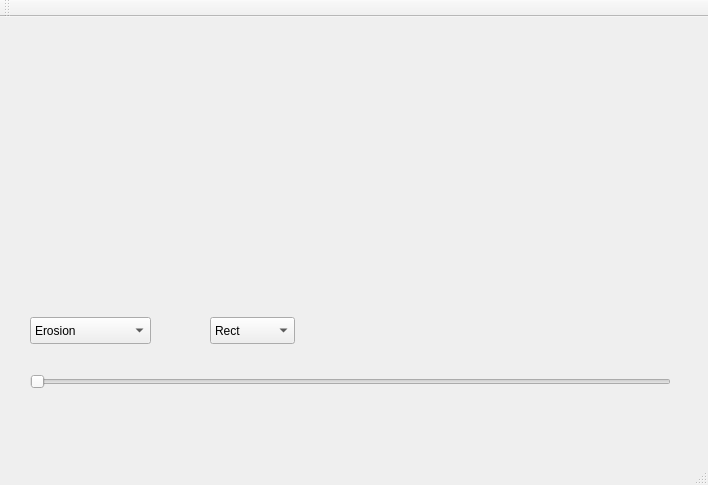
Bernardomrf/OpenCV, file test1/mainwindow.ui: the form before one commit.
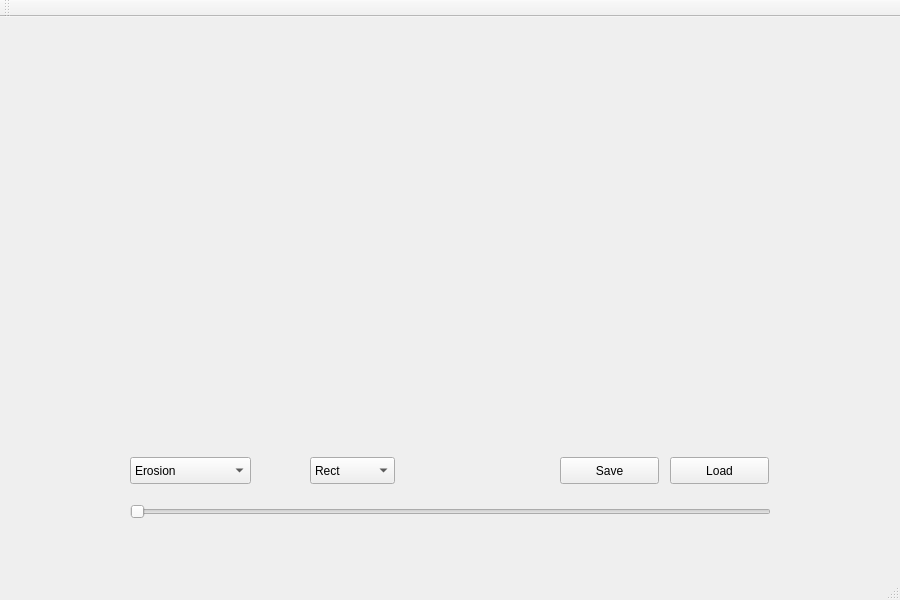
The form after the commit.

```diff
--- a/test1/mainwindow.ui
+++ b/test1/mainwindow.ui
@@ -6,8 +6,8 @@
    <rect>
     <x>0</x>
     <y>0</y>
-    <width>708</width>
-    <height>485</height>
+    <width>900</width>
+    <height>600</height>
    </rect>
   </property>
   <property name="windowTitle">
@@ -19,8 +19,8 @@
      <rect>
       <x>40</x>
       <y>30</y>
-      <width>261</width>
-      <height>251</height>
+      <width>350</width>
+      <height>350</height>
      </rect>
     </property>
     <property name="text">
@@ -33,10 +33,10 @@
    <widget class="QLabel" name="label_2">
     <property name="geometry">
      <rect>
-      <x>410</x>
+      <x>510</x>
       <y>30</y>
-      <width>261</width>
-      <height>251</height>
+      <width>350</width>
+      <height>350</height>
      </rect>
     </property>
     <property name="text">
@@ -49,8 +49,8 @@
    <widget class="QSlider" name="horizontalSlider">
     <property name="geometry">
      <rect>
-      <x>30</x>
-      <y>350</y>
+      <x>130</x>
+      <y>480</y>
       <width>641</width>
       <height>29</height>
      </rect>
@@ -68,8 +68,8 @@
    <widget class="QComboBox" name="comboBox">
     <property name="geometry">
      <rect>
-      <x>30</x>
-      <y>300</y>
+      <x>130</x>
+      <y>440</y>
       <width>121</width>
       <height>27</height>
      </rect>
@@ -113,8 +113,8 @@
    <widget class="QComboBox" name="comboBox_2">
     <property name="geometry">
      <rect>
-      <x>210</x>
-      <y>300</y>
+      <x>310</x>
+      <y>440</y>
       <width>85</width>
       <height>27</height>
      </rect>
@@ -135,6 +135,32 @@
      </property>
     </item>
    </widget>
+   <widget class="QPushButton" name="pushButton">
+    <property name="geometry">
+     <rect>
+      <x>560</x>
+      <y>440</y>
+      <width>99</width>
+      <height>27</height>
+     </rect>
+    </property>
+    <property name="text">
+     <string>Save</string>
+    </property>
+   </widget>
+   <widget class="QPushButton" name="pushButton_2">
+    <property name="geometry">
+     <rect>
+      <x>670</x>
+      <y>440</y>
+      <width>99</width>
+      <height>27</height>
+     </rect>
+    </property>
+    <property name="text">
+     <string>Load</string>
+    </property>
+   </widget>
   </widget>
   <widget class="QMenuBar" name="menuBar">
    <property name="geometry">
```
Left out of the diff: 2 changed lines with no effect on the pictures.
